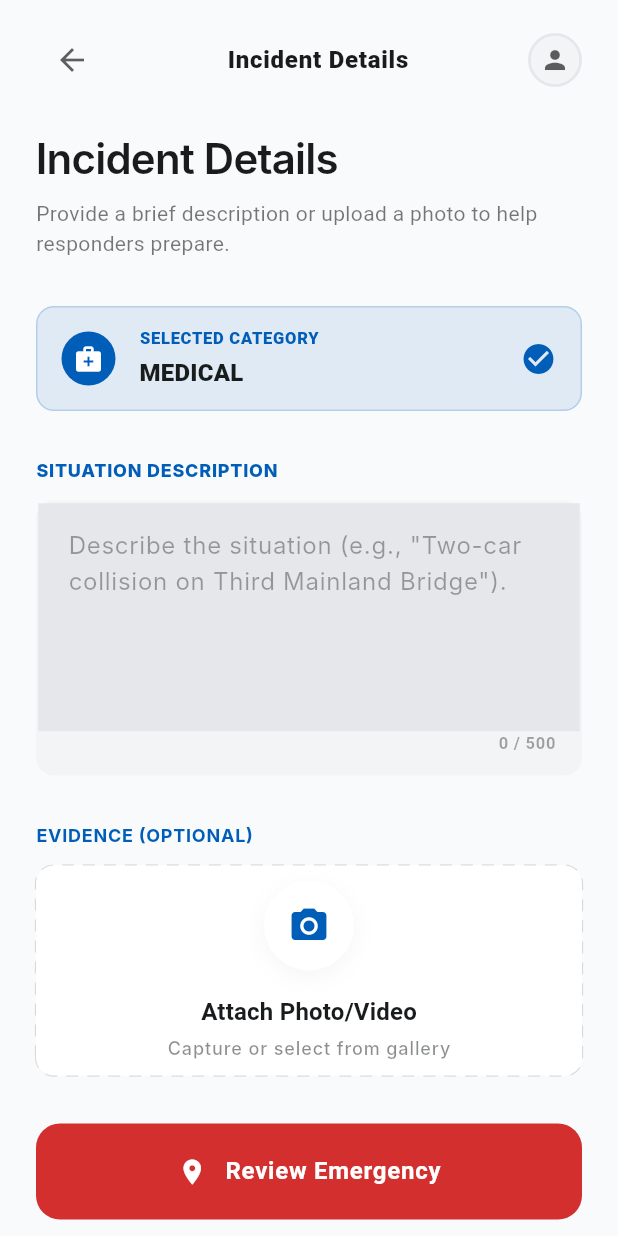
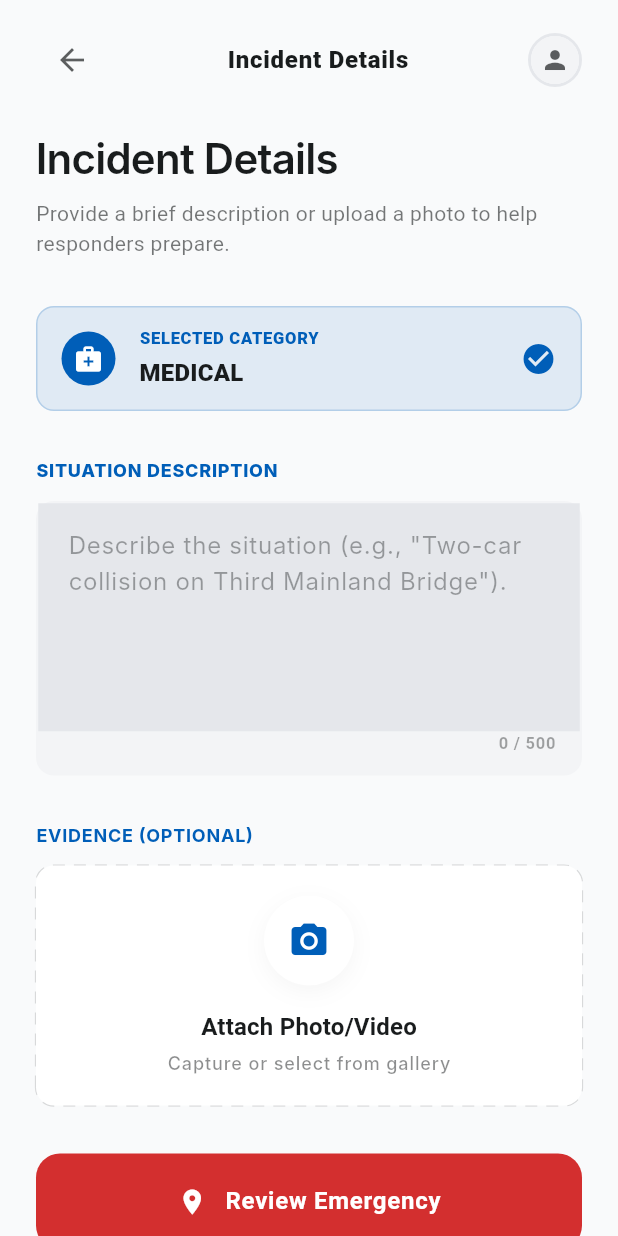
Before and after one commit to pheeling-codes/rapid_aid_emergency_response_system, a Flutter app: the InputEmergencyDetails screen opened by its route, on a phone screen of 412 x 824 dp. Run offline on Flutter 3.47's test engine with Material 3 defaults, Android fonts, the phone set to English and light mode, and no system bars; our stand-ins replace dio, equatable, flutter_bloc, flutter_secure_storage, geolocator, get_it and 2 more; missing offline and left inert: dart:html; accounts and stored records are empty; Roboto replaces fonts that are missing (Inter).

Commit message:
Fixed up some issues in the UI for the Citizen profile page

```diff
--- a/frontend/lib/features/citizen/presentation/citizen_shell.dart
+++ b/frontend/lib/features/citizen/presentation/citizen_shell.dart
@@ -66,7 +66,8 @@ class _CitizenShellState extends State<CitizenShell> {
               if (states.contains(WidgetState.selected)) {
                 return IconThemeData(color: cs.primary, size: 24);
               }
-              return IconThemeData(color: cs.onSurface.withOpacity(0.6), size: 24);
+              return IconThemeData(
+                  color: cs.onSurface.withOpacity(0.6), size: 24);
             }),
           ),
           child: NavigationBar(
--- a/frontend/lib/features/citizen/presentation/input_emergency_details.dart
+++ b/frontend/lib/features/citizen/presentation/input_emergency_details.dart
@@ -3,6 +3,9 @@ import 'package:go_router/go_router.dart';
 import 'dart:ui';
 import '../../../core/theme/theme.dart';
 import '../../../core/widgets/ambient_shadow.dart';
+import 'package:flutter/foundation.dart' show kIsWeb;
+// ignore: avoid_web_libraries_in_flutter
+import 'dart:html' as html;
 
 class InputEmergencyDetails extends StatefulWidget {
   final String emergencyType;
@@ -21,6 +24,8 @@ class _InputEmergencyDetailsState extends State<InputEmergencyDetails> {
   final FocusNode _focusNode = FocusNode();
   bool _isFocused = false;
   String _errorMessage = '';
+  String? _evidenceImageUrl;
+  String? _evidenceFileName;
 
   @override
   void initState() {
@@ -308,11 +313,15 @@ class _InputEmergencyDetailsState extends State<InputEmergencyDetails> {
                     const SizedBox(height: 12),
 
                     // Evidence Upload Box (Dashed style via custom painter or simple container)
-                    CustomPaint(
+                    MouseRegion(
+                      cursor: SystemMouseCursors.click,
+                      child: CustomPaint(
                         painter: _DashedRectPainter(
-                          color: cs.onSurface.withOpacity(0.15)),
+                            color: _evidenceImageUrl != null
+                                ? Colors.transparent
+                                : cs.onSurface.withOpacity(0.15)),
                         child: Container(
-                        height: 140,
+                          height: 160,
                           width: double.infinity,
                           decoration: BoxDecoration(
                             color: cs.surfaceContainerLowest,
@@ -323,20 +332,73 @@ class _InputEmergencyDetailsState extends State<InputEmergencyDetails> {
                             child: InkWell(
                               borderRadius: BorderRadius.circular(12.0),
                               onTap: () {
-                              // Media selection logic
-                              ScaffoldMessenger.of(context).showSnackBar(
-                                SnackBar(
-                                  content: const Text(
-                                      'Media upload functionality coming soon.'),
-                                  backgroundColor: cs.primary,
-                                  behavior: SnackBarBehavior.floating,
-                                  shape: RoundedRectangleBorder(
-                                      borderRadius: BorderRadius.circular(12)),
+                                if (kIsWeb) {
+                                  final input = html.FileUploadInputElement()
+                                    ..accept = 'image/*,video/*'
+                                    ..click();
+                                  input.onChange.listen((e) {
+                                    final files = input.files;
+                                    if (files != null && files.isNotEmpty) {
+                                      final objectUrl = html.Url
+                                          .createObjectUrlFromBlob(files[0]);
+                                      if (context.mounted) {
+                                        setState(() {
+                                          _evidenceImageUrl = objectUrl;
+                                          _evidenceFileName = files[0].name;
+                                        });
+                                      }
+                                    }
+                                  });
+                                }
+                              },
+                              child: _evidenceImageUrl != null
+                                  ? ClipRRect(
+                                      borderRadius: BorderRadius.circular(12.0),
+                                      child: Stack(
+                                        fit: StackFit.expand,
+                                        children: [
+                                          Image.network(
+                                            _evidenceImageUrl!,
+                                            fit: BoxFit.cover,
                                           ),
-                              );
-                            },
-                            child: Column(
-                              mainAxisAlignment: MainAxisAlignment.center,
+                                          // Overlay with filename + tap to change
+                                          Positioned(
+                                            bottom: 0,
+                                            left: 0,
+                                            right: 0,
+                                            child: Container(
+                                              padding: const EdgeInsets.symmetric(
+                                                  horizontal: 12, vertical: 8),
+                                              color: Colors.black54,
+                                              child: Row(
+                                                children: [
+                                                  const Icon(Icons.image,
+                                                      color: Colors.white,
+                                                      size: 16),
+                                                  const SizedBox(width: 8),
+                                                  Expanded(
+                                                    child: Text(
+                                                      _evidenceFileName ?? '',
+                                                      style: const TextStyle(
+                                                          color: Colors.white,
+                                                          fontSize: 12),
+                                                      overflow:
+                                                          TextOverflow.ellipsis,
+                                                    ),
+                                                  ),
+                                                  const Icon(Icons.edit,
+                                                      color: Colors.white70,
+                                                      size: 14),
+                                                ],
+                                              ),
+                                            ),
+                                          ),
+                                        ],
+                                      ),
+                                    )
+                                  : Column(
+                                      mainAxisAlignment:
+                                          MainAxisAlignment.center,
                                       children: [
                                         Container(
                                           padding: const EdgeInsets.all(16.0),
@@ -360,7 +422,8 @@ class _InputEmergencyDetailsState extends State<InputEmergencyDetails> {
                                         const SizedBox(height: 16),
                                         Text(
                                           'Attach Photo/Video',
-                                  style: theme.textTheme.titleMedium?.copyWith(
+                                          style: theme.textTheme.titleMedium
+                                              ?.copyWith(
                                             fontWeight: FontWeight.w700,
                                             color: cs.onSurface,
                                           ),
@@ -368,11 +431,14 @@ class _InputEmergencyDetailsState extends State<InputEmergencyDetails> {
                                         const SizedBox(height: 4),
                                         Text(
                                           'Capture or select from gallery',
-                                  style: theme.textTheme.labelMedium?.copyWith(
-                                    color: cs.onSurface.withOpacity(0.5),
+                                          style: theme.textTheme.labelMedium
+                                              ?.copyWith(
+                                            color:
+                                                cs.onSurface.withOpacity(0.5),
                                           ),
                                         ),
                                       ],
+                                    ),
                             ),
                           ),
                         ),
--- a/frontend/pubspec.yaml
+++ b/frontend/pubspec.yaml
@@ -34,6 +34,7 @@ dependencies:
   firebase_core: ^2.24.2
   firebase_messaging: ^14.7.9
   js: ^0.6.7
+  image_picker: ^1.2.2
 
 dev_dependencies:
   flutter_test:
```
Also changed, not shown: frontend/lib/features/citizen/presentation/citizen_profile_screen.dart (+64 -29 lines), frontend/lib/features/citizen/presentation/confirm_dispatch.dart (+6 -3 lines), frontend/pubspec.lock, 5 other files. Lines whose indentation alone changed are shown as unchanged.
